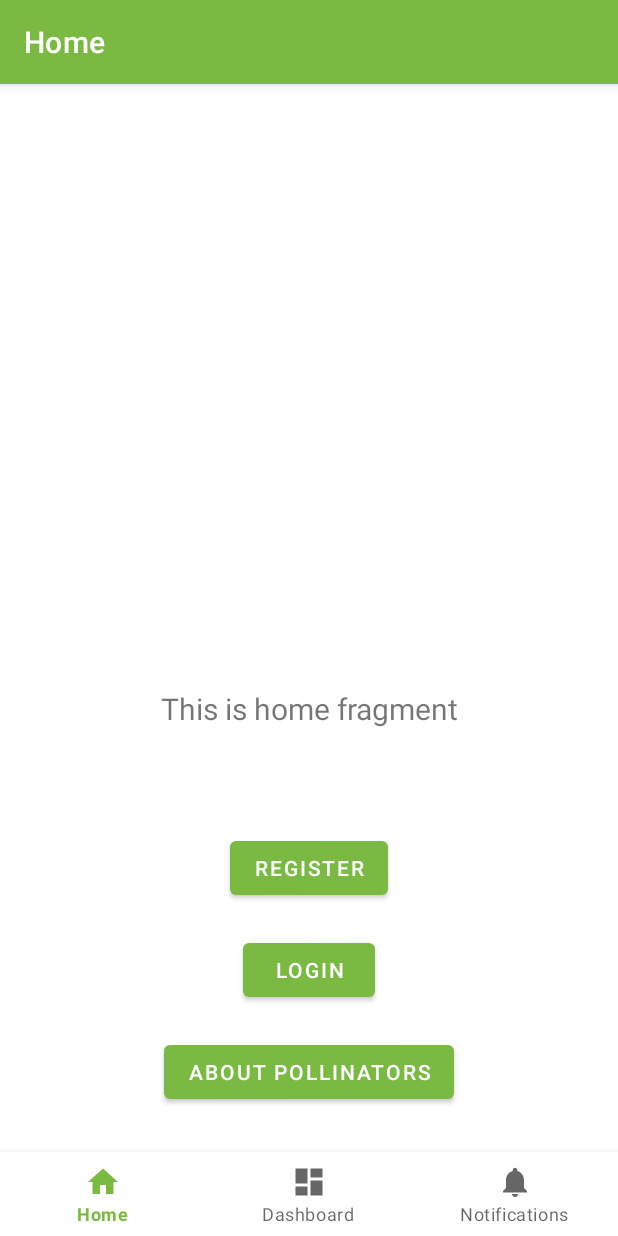
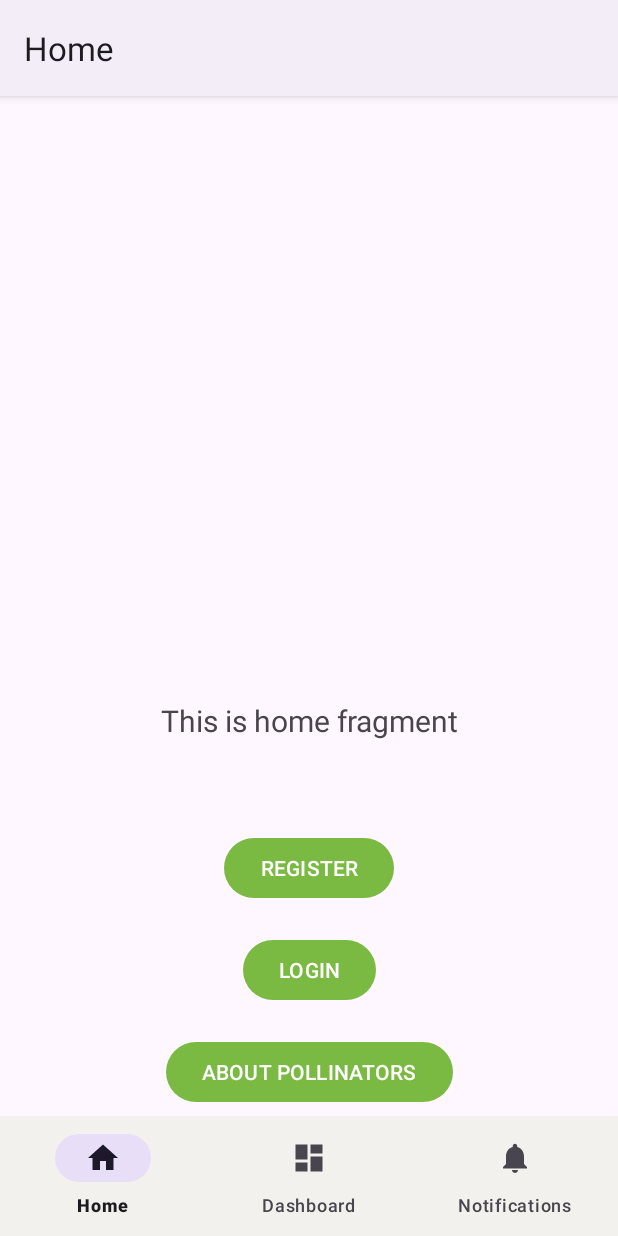
Before and after one commit to MobileApps-Cascadia/pollinator-pathway-android, an Android app: the screen it shows after launch (MainActivity), on a phone screen of 412 x 824 dp. Run offline under Robolectric (Android 15) with nearby library versions, the phone set to English and light mode, and no system bars; our stand-ins replace navigation-ui.

Commit message:
updated to Material Design_3

```diff
--- a/app/build.gradle
+++ b/app/build.gradle
@@ -32,6 +32,7 @@ android {
 
 dependencies {
 
+    implementation 'com.google.android.material:material:1.6.0-alpha01'
     implementation 'androidx.appcompat:appcompat:1.4.0'
     implementation 'com.google.android.material:material:1.4.0'
     implementation 'androidx.constraintlayout:constraintlayout:2.1.2'
@@ -42,4 +43,5 @@ dependencies {
     testImplementation 'junit:junit:4.+'
     androidTestImplementation 'androidx.test.ext:junit:1.1.3'
     androidTestImplementation 'androidx.test.espresso:espresso-core:3.4.0'
+
 }
--- a/app/src/main/res/values-night/themes.xml
+++ b/app/src/main/res/values-night/themes.xml
@@ -3,7 +3,7 @@
     <style name="Theme.Home" parent="Theme.MaterialComponents.DayNight.DarkActionBar">
         <!-- Primary brand color. -->
         <item name="colorPrimary">@color/purple_200</item>
-        <item name="colorPrimaryVariant">@color/purple_700</item>
+        <item name="colorPrimaryVariant">@color/green_700</item>
         <item name="colorOnPrimary">@color/black</item>
         <!-- Secondary brand color. -->
         <item name="colorSecondary">@color/teal_200</item>
--- a/app/src/main/res/values/themes.xml
+++ b/app/src/main/res/values/themes.xml
@@ -1,6 +1,6 @@
 <resources xmlns:tools="http://schemas.android.com/tools">
     <!-- Base application theme. -->
-    <style name="Theme.Home" parent="Theme.MaterialComponents.DayNight.DarkActionBar">
+    <style name="Theme.Home" parent="Theme.Material3.DayNight">
         <!-- Primary brand color. -->
         <item name="colorPrimary">@color/green_500</item>
         <item name="colorPrimaryVariant">@color/green_700</item>
--- a/build.gradle
+++ b/build.gradle
@@ -2,7 +2,7 @@
 buildscript {
     repositories {
         google()
-        mavenCentral()
+        jcenter()
     }
     dependencies {
         classpath "com.android.tools.build:gradle:7.0.2"
```
